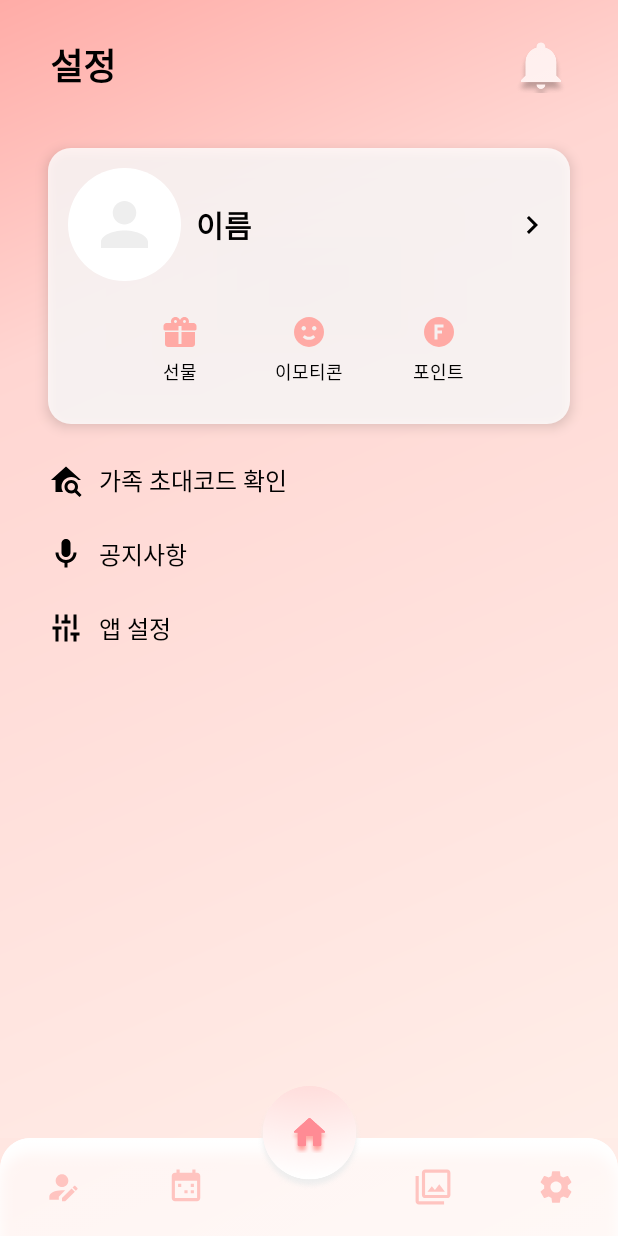
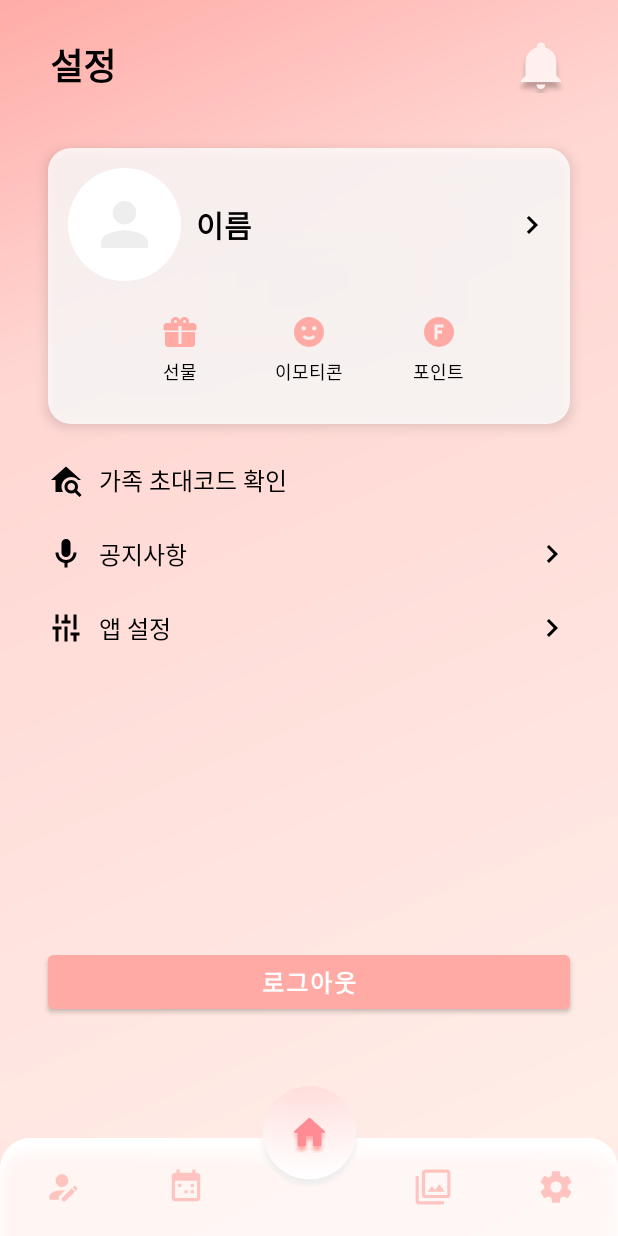
Before and after one commit to wsb7788/Faily, an Android app built with Jetpack Compose: the fragment SettingFragment placed in its activity, on a phone screen of 412 x 824 dp. Run offline under Robolectric (Android 15) with nearby library versions, the phone set to English and light mode, and no system bars; our stand-ins replace data binding; 3 statements that could not run were skipped.

Commit message:
setting 레이아웃 수정

```diff
--- a/app/src/main/AndroidManifest.xml
+++ b/app/src/main/AndroidManifest.xml
@@ -16,7 +16,7 @@
         android:roundIcon="@mipmap/ic_launcher_round"
         android:supportsRtl="true"
         android:theme="@style/Theme.Faily">
-        <activity android:name=".ui.main.MainActivity"/>
+        <activity android:name=".ui.sign_up.SignUpActivity"/>
         <activity android:name=".ui.splash.SplashActivity"/>
         <activity android:name=".ui.sign_in.SignInActivity"/>
         <activity android:name=".ui.onboarding.OnboardingActivity"/>
@@ -24,7 +24,7 @@
         <activity android:name=".ui.sign_up2.SignUp2Activity"/>
         <activity android:name=".ui.schedule_add.ScheduleAddActivity"/>
         <activity android:name=".ui.email_auth.EmailAuthActivity"/>
-            <activity android:name=".ui.sign_up.SignUpActivity">
+            <activity android:name=".ui.main.MainActivity">
 
             <intent-filter>
                 <action android:name="android.intent.action.MAIN" />
--- a/app/src/main/res/layout/fragment_setting.xml
+++ b/app/src/main/res/layout/fragment_setting.xml
@@ -214,6 +214,15 @@
                     app:layout_constraintBottom_toBottomOf="@id/iv_notice"
                     app:layout_constraintStart_toEndOf="@id/iv_notice"
                     android:layout_marginStart="10dp"/>
+                <ImageView
+                    android:id="@+id/btn_notice"
+                    android:layout_width="wrap_content"
+                    android:layout_height="wrap_content"
+                    android:src="@drawable/ic_arrow_right"
+                    app:layout_constraintTop_toTopOf="@id/iv_notice"
+                    app:layout_constraintBottom_toBottomOf="@id/iv_notice"
+                    app:layout_constraintEnd_toEndOf="parent"
+                    android:layout_marginEnd="32dp"/>
 
                 <ImageView
                     android:id="@+id/iv_app_setting"
@@ -236,6 +245,29 @@
                     app:layout_constraintStart_toEndOf="@id/iv_app_setting"
                     android:layout_marginStart="10dp"/>
 
+                <ImageView
+                    android:id="@+id/btn_app_setting"
+                    android:layout_width="wrap_content"
+                    android:layout_height="wrap_content"
+                    android:src="@drawable/ic_arrow_right"
+                    app:layout_constraintTop_toTopOf="@id/iv_app_setting"
+                    app:layout_constraintBottom_toBottomOf="@id/iv_app_setting"
+                    app:layout_constraintEnd_toEndOf="parent"
+                    android:layout_marginEnd="32dp"/>
+
+                <Button
+                    android:id="@+id/btn_logout"
+                    android:layout_width="0dp"
+                    android:layout_marginHorizontal="32dp"
+                    android:layout_height="wrap_content"
+                    app:layout_constraintStart_toStartOf="parent"
+                    app:layout_constraintEnd_toEndOf="parent"
+                    app:layout_constraintTop_toBottomOf="@id/iv_app_setting"
+                    android:layout_marginTop="200dp"
+                    android:backgroundTint="@color/secondary_pink"
+                    android:text="로그아웃"
+                    android:textSize="16sp"
+                    android:textStyle="bold"/>
 
 
             </androidx.constraintlayout.widget.ConstraintLayout>
```
